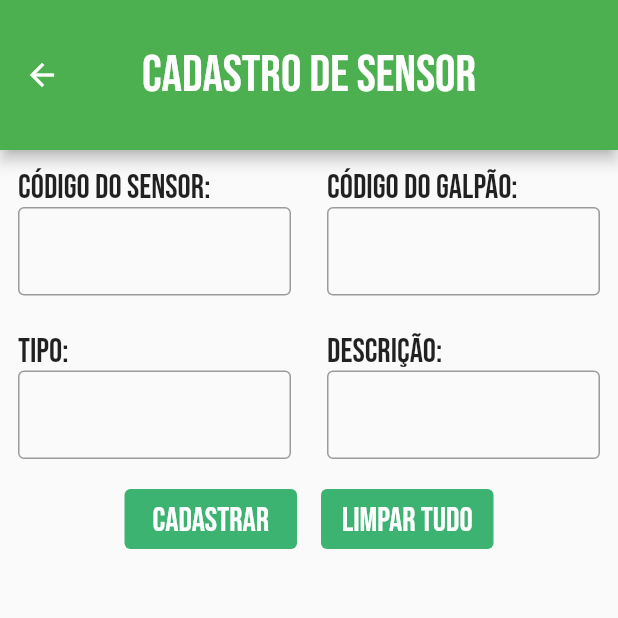
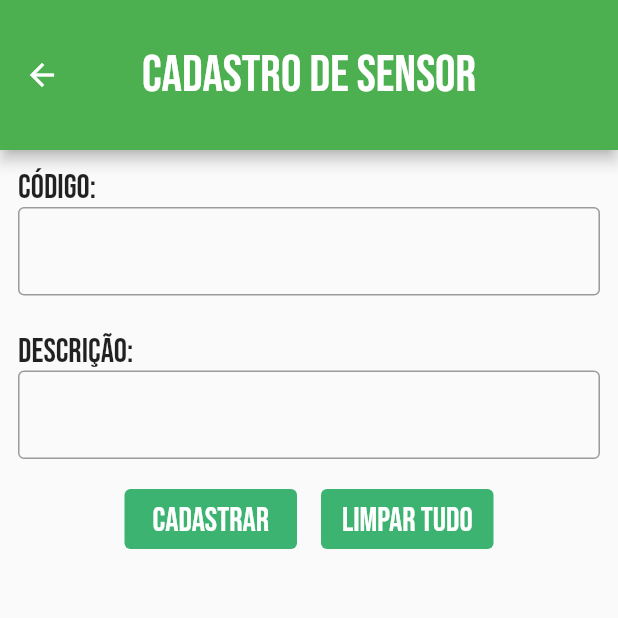
Before and after one commit to IsaiasBrazil/avicultor, a Flutter app: the TelaCadastroSensor screen opened directly, on a phone screen of 412 x 824 dp, the top half of it. Run offline on Flutter 3.47's test engine with Material 2 defaults, Android fonts, the phone set to English and light mode, and no system bars; missing offline and left inert: mqtt_client.

Commit message:
Revert "Tela de cadastro do sensor ajustada de acordo com o modelo de BD atual"
This reverts commit 96d180fc3d2949015137fc51ec2fa637eece41f6.

```diff
--- a/lib/cadastrar_sensor.dart
+++ b/lib/cadastrar_sensor.dart
@@ -1,4 +1,5 @@
 import 'package:flutter/material.dart';
+
 import 'widget_botao.dart';
 import 'widget_campo.dart';
 
@@ -11,8 +12,6 @@ class TelaCadastroSensor extends StatefulWidget {
 
 class _TelaCadastroSensorState extends State<TelaCadastroSensor> {
   TextEditingController codigoDoSensor = TextEditingController();
-  TextEditingController codigoDoGalpao = TextEditingController();
-  TextEditingController tipoDoSensor = TextEditingController();
   TextEditingController descricaoDoSensor = TextEditingController();
 
   @override
@@ -31,18 +30,11 @@ class _TelaCadastroSensorState extends State<TelaCadastroSensor> {
             children: [
               Expanded(
                 child: Campo(
-                  nome: 'Código do sensor:',
+                  nome: 'Código:',
                   controller: codigoDoSensor,
                   keyboardType: TextInputType.text,
                 ),
               ),
-              Expanded(
-                child: Campo(
-                  nome: 'Código do galpão:',
-                  controller: codigoDoGalpao,
-                  keyboardType: TextInputType.text,
-                ),
-              )
             ],
           ),
           Row(
@@ -50,18 +42,11 @@ class _TelaCadastroSensorState extends State<TelaCadastroSensor> {
             children: [
               Expanded(
                 child: Campo(
-                  nome: 'Tipo:',
-                  controller: tipoDoSensor,
-                  keyboardType: TextInputType.text,
-                ),
-              ),
-              Expanded(
-                child: Campo(
                   nome: 'Descrição:',
                   controller: descricaoDoSensor,
                   keyboardType: TextInputType.text,
                 ),
-              )
+              ),
             ],
           ),
           Row(
```
